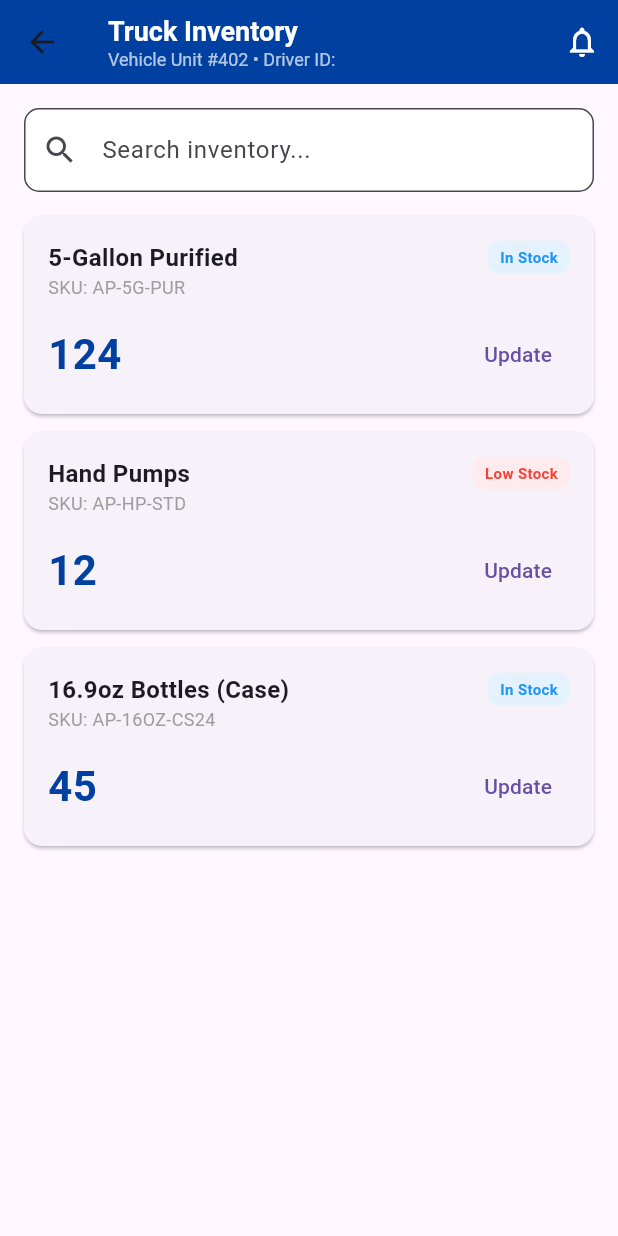
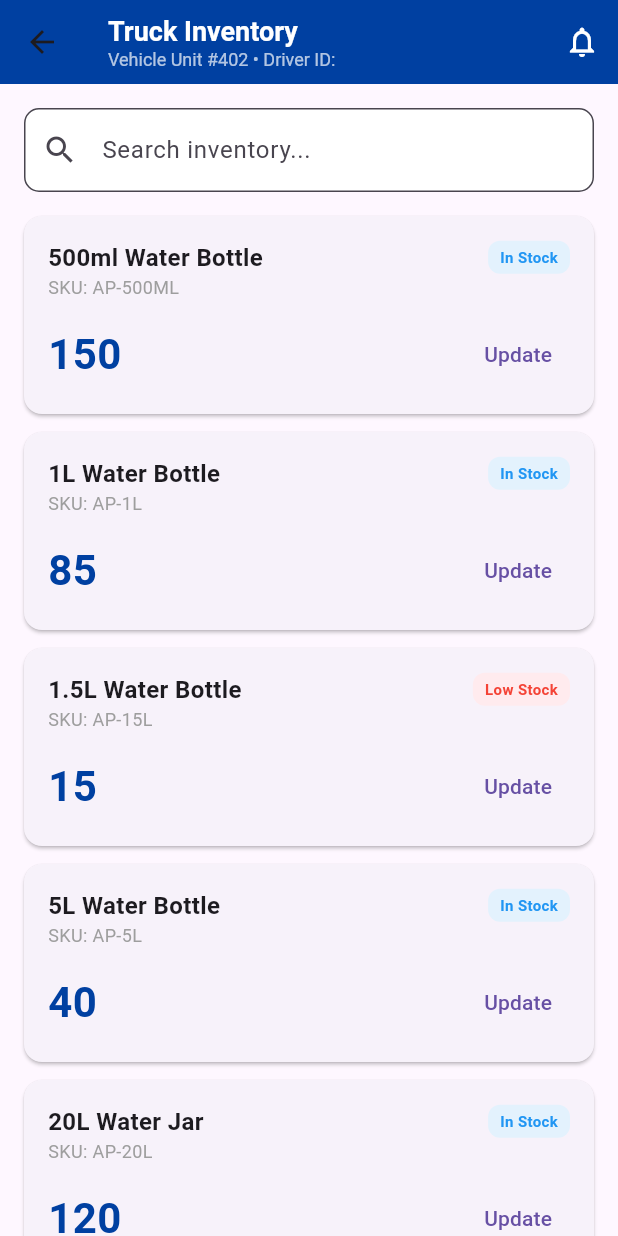
Before and after one commit to sebastian-vishwa/aquas--distribute-app, a Flutter app: the InventoryScreen screen opened directly, on a phone screen of 412 x 824 dp. Run offline on Flutter 3.47's test engine with Material 3 defaults, Android fonts, the light colour scheme and no system bars; our stand-ins replace flutter_map, latlong2, webview_flutter.

Commit message:
update inventory screen

```diff
--- a/mobile_app/lib/screens/inventory_screen.dart
+++ b/mobile_app/lib/screens/inventory_screen.dart
@@ -35,9 +35,11 @@ class InventoryScreen extends StatelessWidget {
             ),
           ),
           const SizedBox(height: 16),
-          _buildInventoryCard('5-Gallon Purified', 'SKU: AP-5G-PUR', '124', 'In Stock', Colors.blue.shade50, Colors.blue),
-          _buildInventoryCard('Hand Pumps', 'SKU: AP-HP-STD', '12', 'Low Stock', Colors.red.shade50, Colors.red),
-          _buildInventoryCard('16.9oz Bottles (Case)', 'SKU: AP-16OZ-CS24', '45', 'In Stock', Colors.blue.shade50, Colors.blue),
+          _buildInventoryCard('500ml Water Bottle', 'SKU: AP-500ML', '150', 'In Stock', Colors.blue.shade50, Colors.blue),
+          _buildInventoryCard('1L Water Bottle', 'SKU: AP-1L', '85', 'In Stock', Colors.blue.shade50, Colors.blue),
+          _buildInventoryCard('1.5L Water Bottle', 'SKU: AP-15L', '15', 'Low Stock', Colors.red.shade50, Colors.red),
+          _buildInventoryCard('5L Water Bottle', 'SKU: AP-5L', '40', 'In Stock', Colors.blue.shade50, Colors.blue),
+          _buildInventoryCard('20L Water Jar', 'SKU: AP-20L', '120', 'In Stock', Colors.blue.shade50, Colors.blue),
         ],
       ),
     );
```
